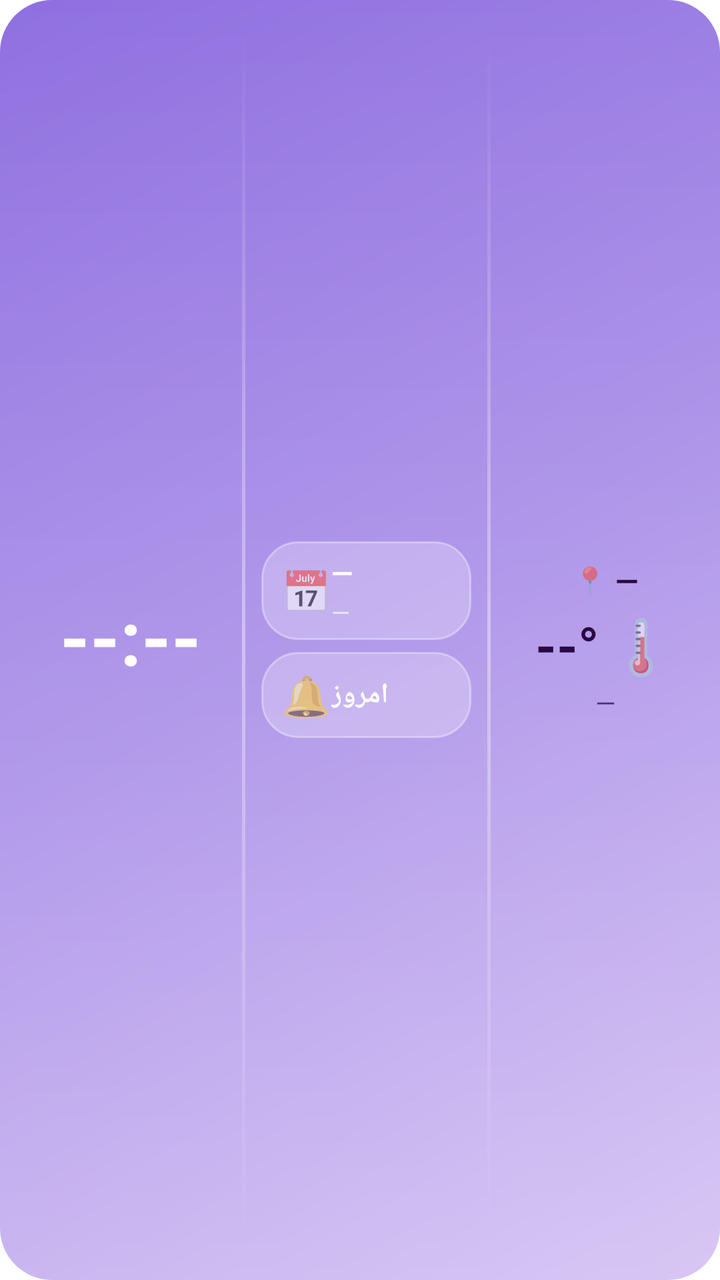
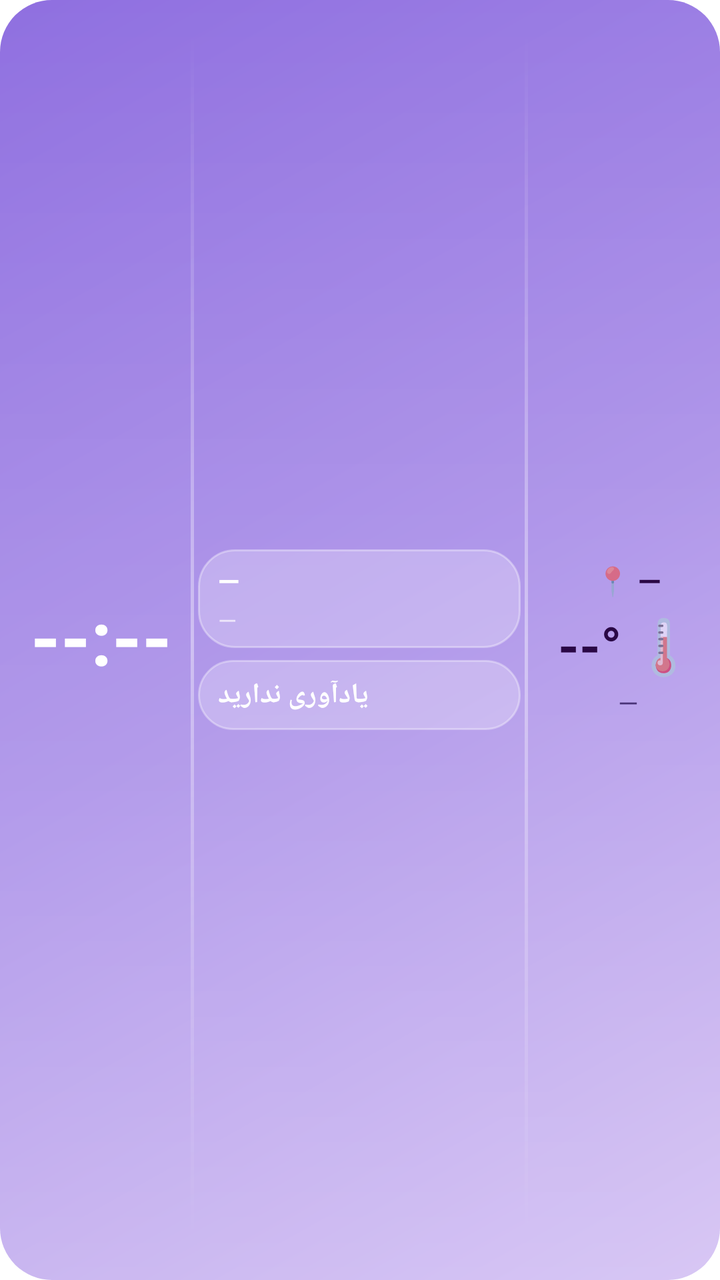

The first picture is an Android layout as it rendered before a commit; the second is the same layout after the commit. The layout source and the unified diff follow.
<!-- AndroidManifest.xml: fallback theme Theme.MaterialComponents.DayNight.NoActionBar -->
<!-- res/layout/weather_clock_widget.xml -->
<?xml version="1.0" encoding="utf-8"?>
<FrameLayout xmlns:android="http://schemas.android.com/apk/res/android"
    android:id="@+id/widget_root"
    android:layout_width="match_parent"
    android:layout_height="match_parent"
    android:background="@drawable/widget_background">

    <LinearLayout
        android:layout_width="match_parent"
        android:layout_height="match_parent"
        android:layoutDirection="ltr"
        android:orientation="horizontal"
        android:paddingStart="10dp"
        android:paddingEnd="10dp"
        android:paddingTop="8dp"
        android:paddingBottom="8dp">

        
        <FrameLayout
            android:layout_width="0dp"
            android:layout_height="match_parent"
            android:layout_weight="33">

            <TextView
                android:id="@+id/widget_clock"
                android:layout_width="wrap_content"
                android:layout_height="wrap_content"
                android:layout_gravity="center"
                android:text="--:--"
                android:textColor="#FFFFFF"
                android:textSize="38sp"
                android:textStyle="bold"
                android:includeFontPadding="false" />
        </FrameLayout>

        
        <FrameLayout
            android:layout_width="1.5dp"
            android:layout_height="match_parent"
            android:layout_marginTop="10dp"
            android:layout_marginBottom="10dp"
            android:background="@drawable/widget_divider"></FrameLayout>

        
        <LinearLayout
            android:layout_width="0dp"
            android:layout_height="match_parent"
            android:layout_weight="36"
            android:orientation="vertical"
            android:gravity="center_vertical"
            android:paddingStart="8dp"
            android:paddingEnd="8dp">

            
            <LinearLayout
                android:layout_width="match_parent"
                android:layout_height="wrap_content"
                android:orientation="horizontal"
                android:gravity="center_vertical"
                android:background="@drawable/widget_pill_background"
                android:paddingStart="10dp"
                android:paddingEnd="10dp"
                android:paddingTop="6dp"
                android:paddingBottom="6dp">

                <TextView
                    android:layout_width="wrap_content"
                    android:layout_height="wrap_content"
                    android:text="📅"
                    android:textSize="20sp" />

                <LinearLayout
                    android:layout_width="0dp"
                    android:layout_height="wrap_content"
                    android:layout_weight="1"
                    android:layout_marginStart="8dp"
                    android:orientation="vertical"
                    android:gravity="end"
                    android:layoutDirection="rtl">

                    <TextView
                        android:id="@+id/widget_date_line1"
                        android:layout_width="wrap_content"
                        android:layout_height="wrap_content"
                        android:text="—"
                        android:textColor="#FFFFFF"
                        android:textSize="14sp"
                        android:textStyle="bold"
                        android:gravity="end"
                        android:maxLines="1" />

                    <TextView
                        android:id="@+id/widget_date_line2"
                        android:layout_width="wrap_content"
                        android:layout_height="wrap_content"
                        android:layout_marginTop="2dp"
                        android:text="—"
                        android:textColor="#EDE6FA"
                        android:textSize="12sp"
                        android:gravity="end"
                        android:maxLines="1" />
                </LinearLayout>
            </LinearLayout>

            <FrameLayout
                android:layout_width="match_parent"
                android:layout_height="6dp"></FrameLayout>

            
            <LinearLayout
                android:layout_width="match_parent"
                android:layout_height="wrap_content"
                android:orientation="horizontal"
                android:gravity="center_vertical"
                android:background="@drawable/widget_pill_background"
                android:paddingStart="10dp"
                android:paddingEnd="10dp"
                android:paddingTop="8dp"
                android:paddingBottom="8dp">

                <TextView
                    android:layout_width="wrap_content"
                    android:layout_height="wrap_content"
                    android:text="🔔"
                    android:textSize="20sp" />

                <TextView
                    android:id="@+id/widget_reminder"
                    android:layout_width="0dp"
                    android:layout_height="wrap_content"
                    android:layout_weight="1"
                    android:layout_marginStart="8dp"
                    android:text="امروز یادآوری ندارید"
                    android:textColor="#FFFFFF"
                    android:textSize="14sp"
                    android:textStyle="bold"
                    android:gravity="end"
                    android:layoutDirection="rtl"
                    android:maxLines="1" />
            </LinearLayout>
        </LinearLayout>

        
        <FrameLayout
            android:layout_width="1.5dp"
            android:layout_height="match_parent"
            android:layout_marginTop="10dp"
            android:layout_marginBottom="10dp"
            android:background="@drawable/widget_divider"></FrameLayout>

        
        <LinearLayout
            android:layout_width="0dp"
            android:layout_height="match_parent"
            android:layout_weight="31"
            android:orientation="vertical"
            android:gravity="center"
            android:paddingStart="10dp">

            
            <LinearLayout
                android:layout_width="wrap_content"
                android:layout_height="wrap_content"
                android:orientation="horizontal"
                android:gravity="center_vertical"
                android:layoutDirection="rtl">

                <TextView
                    android:id="@+id/widget_city"
                    android:layout_width="wrap_content"
                    android:layout_height="wrap_content"
                    android:text="—"
                    android:textColor="#2A0845"
                    android:textSize="15sp"
                    android:textStyle="bold" />

                <TextView
                    android:layout_width="wrap_content"
                    android:layout_height="wrap_content"
                    android:layout_marginStart="4dp"
                    android:text="📍"
                    android:textSize="14sp" />
            </LinearLayout>

            <LinearLayout
                android:layout_width="wrap_content"
                android:layout_height="wrap_content"
                android:layout_marginTop="4dp"
                android:orientation="horizontal"
                android:gravity="center_vertical">

                <TextView
                    android:id="@+id/widget_temp"
                    android:layout_width="wrap_content"
                    android:layout_height="wrap_content"
                    android:text="--°"
                    android:textColor="#2A0845"
                    android:textSize="27sp"
                    android:textStyle="bold" />

                <TextView
                    android:id="@+id/widget_weather_emoji"
                    android:layout_width="wrap_content"
                    android:layout_height="wrap_content"
                    android:layout_marginStart="4dp"
                    android:text="🌡️"
                    android:textSize="27sp" />
            </LinearLayout>

            <TextView
                android:id="@+id/widget_weather_desc"
                android:layout_width="wrap_content"
                android:layout_height="wrap_content"
                android:layout_marginTop="2dp"
                android:text="—"
                android:textColor="#4A3378"
                android:textSize="13sp" />
        </LinearLayout>

    </LinearLayout>
</FrameLayout>
<!-- resources referenced by this layout -->
<resources>
  <!-- drawable widget_background (drawable) -->
  <?xml version="1.0" encoding="utf-8"?>
  <layer-list xmlns:android="http://schemas.android.com/apk/res/android">
  
      <item>
          <shape>
              <corners android:radius="26dp" />
              <gradient
                  android:type="linear"
                  android:angle="135"
                  android:startColor="#CEB9F2"
                  android:centerColor="#A98EE8"
                  android:endColor="#8F6FE0" />
          </shape>
      </item>
  
      
      <item android:top="0dp" android:left="0dp" android:right="0dp">
          <shape android:shape="rectangle">
              <corners
                  android:topLeftRadius="26dp"
                  android:topRightRadius="26dp"
                  android:bottomLeftRadius="0dp"
                  android:bottomRightRadius="0dp" />
              <gradient
                  android:type="linear"
                  android:angle="90"
                  android:startColor="#33FFFFFF"
                  android:endColor="#00FFFFFF" />
              <size android:height="28dp" />
          </shape>
      </item>
  </layer-list>
  <!-- drawable widget_divider (drawable) -->
  <?xml version="1.0" encoding="utf-8"?>
  <shape xmlns:android="http://schemas.android.com/apk/res/android" android:shape="rectangle">
      <gradient
          android:type="linear"
          android:angle="90"
          android:startColor="#00FFFFFF"
          android:centerColor="#66FFFFFF"
          android:endColor="#00FFFFFF" />
  </shape>
  <!-- drawable widget_pill_background (drawable) -->
  <?xml version="1.0" encoding="utf-8"?>
  <shape xmlns:android="http://schemas.android.com/apk/res/android">
      <corners android:radius="18dp" />
      <solid android:color="#40FFFFFF" />
      <stroke
          android:width="1dp"
          android:color="#59FFFFFF" />
  </shape>
</resources>

<!-- the commit's change to res/layout/weather_clock_widget.xml (unified diff, before → after) -->
@@ -10,8 +10,8 @@
         android:layout_height="match_parent"
         android:layoutDirection="ltr"
         android:orientation="horizontal"
-        android:paddingStart="10dp"
-        android:paddingEnd="10dp"
+        android:paddingStart="6dp"
+        android:paddingEnd="6dp"
         android:paddingTop="8dp"
         android:paddingBottom="8dp">
 
@@ -19,7 +19,7 @@
         <FrameLayout
             android:layout_width="0dp"
             android:layout_height="match_parent"
-            android:layout_weight="33">
+            android:layout_weight="26">
 
             <TextView
                 android:id="@+id/widget_clock"
@@ -45,11 +45,11 @@
         <LinearLayout
             android:layout_width="0dp"
             android:layout_height="match_parent"
-            android:layout_weight="36"
+            android:layout_weight="48"
             android:orientation="vertical"
             android:gravity="center_vertical"
-            android:paddingStart="8dp"
-            android:paddingEnd="8dp">
+            android:paddingStart="2dp"
+            android:paddingEnd="2dp">
 
             
             <LinearLayout
@@ -63,17 +63,10 @@
                 android:paddingTop="6dp"
                 android:paddingBottom="6dp">
 
-                <TextView
-                    android:layout_width="wrap_content"
-                    android:layout_height="wrap_content"
-                    android:text="📅"
-                    android:textSize="20sp" />
-
                 <LinearLayout
                     android:layout_width="0dp"
                     android:layout_height="wrap_content"
                     android:layout_weight="1"
-                    android:layout_marginStart="8dp"
                     android:orientation="vertical"
                     android:gravity="end"
                     android:layoutDirection="rtl">
@@ -119,18 +112,10 @@
                 android:paddingBottom="8dp">
 
                 <TextView
-                    android:layout_width="wrap_content"
-                    android:layout_height="wrap_content"
-                    android:text="🔔"
-                    android:textSize="20sp" />
-
-                <TextView
                     android:id="@+id/widget_reminder"
-                    android:layout_width="0dp"
-                    android:layout_height="wrap_content"
-                    android:layout_weight="1"
-                    android:layout_marginStart="8dp"
-                    android:text="امروز یادآوری ندارید"
+                    android:layout_width="match_parent"
+                    android:layout_height="wrap_content"
+                    android:text="یادآوری ندارید"
                     android:textColor="#FFFFFF"
                     android:textSize="14sp"
                     android:textStyle="bold"
@@ -152,7 +137,7 @@
         <LinearLayout
             android:layout_width="0dp"
             android:layout_height="match_parent"
-            android:layout_weight="31"
+            android:layout_weight="26"
             android:orientation="vertical"
             android:gravity="center"
             android:paddingStart="10dp">
